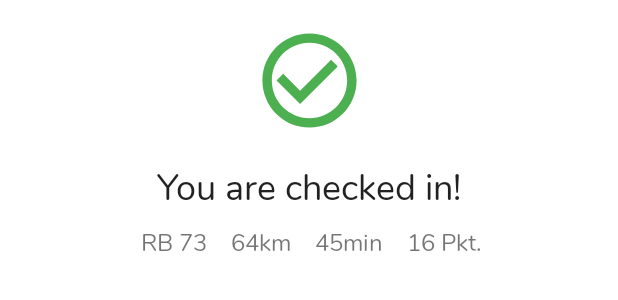
After one commit to Traewelldroid/traewelldroid, an Android app: the layout bottom_sheet_checkin_successful.xml on its own in the app's theme, with its tools: preview values and no code run, on a phone screen of 412 x 824 dp. The commit adds this screen. Shown: the top 300 px of the screen. Run offline under Robolectric (Android 15) with nearby library versions, the phone set to English and light mode, and no system bars; network calls fail.

Commit message:
implemented bottom sheet modal for successful check-in

```diff
--- a/app/src/main/java/de/hbch/traewelling/ui/checkIn/CheckInFragment.kt
+++ b/app/src/main/java/de/hbch/traewelling/ui/checkIn/CheckInFragment.kt
@@ -18,6 +18,8 @@ import de.hbch.traewelling.R
 import de.hbch.traewelling.databinding.FragmentCheckInBinding
 import de.hbch.traewelling.shared.CheckInViewModel
 import de.hbch.traewelling.shared.LoggedInUserViewModel
+import de.hbch.traewelling.ui.include.checkInSuccessful.CheckInSuccessfulBottomSheet
+import kotlinx.coroutines.*
 
 
 class CheckInFragment : Fragment() {
@@ -67,8 +69,16 @@ class CheckInFragment : Fragment() {
 
         checkInViewModel.checkInResponse.observe(viewLifecycleOwner) { response ->
             if (response != null) {
-                Toast.makeText(requireContext(), "Check-In successful!", Toast.LENGTH_SHORT).show()
-                findNavController().navigate(CheckInFragmentDirections.actionCheckInFragmentToDashboardFragment())
+                // Toast.makeText(requireContext(), "Check-In successful!", Toast.LENGTH_SHORT).show()
+                // findNavController().navigate(CheckInFragmentDirections.actionCheckInFragmentToDashboardFragment())
+
+                val checkInSuccessfulBottomSheet = CheckInSuccessfulBottomSheet(response)
+                checkInSuccessfulBottomSheet.show(parentFragmentManager, CheckInSuccessfulBottomSheet.TAG)
+                GlobalScope.launch(Dispatchers.Main) {
+                    delay(3000)
+                    findNavController().navigate(CheckInFragmentDirections.actionCheckInFragmentToDashboardFragment())
+                    checkInSuccessfulBottomSheet.dismiss()
+                }
             }
         }
         return binding.root
--- /dev/null
+++ b/app/src/main/java/de/hbch/traewelling/ui/include/checkInSuccessful/CheckInSuccessfulBottomSheet.kt
@@ -0,0 +1,25 @@
+package de.hbch.traewelling.ui.include.checkInSuccessful
+
+import android.os.Bundle
+import android.view.LayoutInflater
+import android.view.View
+import android.view.ViewGroup
+import com.google.android.material.bottomsheet.BottomSheetDialogFragment
+import de.hbch.traewelling.api.models.status.CheckInResponse
+import de.hbch.traewelling.databinding.BottomSheetCheckinSuccessfulBinding
+
+class CheckInSuccessfulBottomSheet(val checkInResponse: CheckInResponse) : BottomSheetDialogFragment() {
+    companion object {
+        const val TAG = "CheckInSuccessfulBottomSheet"
+    }
+
+    override fun onCreateView(
+        inflater: LayoutInflater,
+        container: ViewGroup?,
+        savedInstanceState: Bundle?
+    ): View? {
+        val binding = BottomSheetCheckinSuccessfulBinding.inflate(inflater, container, false)
+        binding.checkIn = checkInResponse
+        return binding.root
+    }
+}
--- /dev/null
+++ b/app/src/main/res/layout/bottom_sheet_checkin_successful.xml
@@ -0,0 +1,92 @@
+<?xml version="1.0" encoding="utf-8"?>
+<layout xmlns:android="http://schemas.android.com/apk/res/android"
+    xmlns:app="http://schemas.android.com/apk/res-auto"
+    xmlns:tools="http://schemas.android.com/tools">
+
+    <data>
+        <variable
+            name="checkIn"
+            type="de.hbch.traewelling.api.models.status.CheckInResponse" />
+    </data>
+
+    <androidx.constraintlayout.widget.ConstraintLayout
+        android:layout_width="match_parent"
+        android:layout_height="wrap_content"
+        android:padding="16dp">
+
+        <ImageView
+            android:layout_width="75dp"
+            android:layout_height="75dp"
+            android:id="@+id/icon_check_in_successful"
+            android:src="@drawable/ic_check_in"
+            app:tint="#4CAF50"
+            app:layout_constraintStart_toStartOf="parent"
+            app:layout_constraintEnd_toEndOf="parent"
+            app:layout_constraintTop_toTopOf="parent" />
+
+        <TextView
+            android:layout_width="wrap_content"
+            android:layout_height="wrap_content"
+            android:id="@+id/text_check_in_successful"
+            style="@style/TextAppearance.AppCompat.Headline"
+            android:text="@string/check_in_successful"
+            app:layout_constraintTop_toBottomOf="@id/icon_check_in_successful"
+            app:layout_constraintStart_toStartOf="parent"
+            app:layout_constraintEnd_toEndOf="parent"
+            android:layout_marginTop="16dp" />
+
+        <LinearLayout
+            android:layout_width="0dp"
+            android:layout_height="wrap_content"
+            app:layout_constraintStart_toStartOf="parent"
+            app:layout_constraintEnd_toEndOf="parent"
+            app:layout_constraintTop_toBottomOf="@id/text_check_in_successful"
+            android:gravity="center"
+            android:layout_marginTop="8dp">
+
+            <TextView
+                android:layout_width="wrap_content"
+                android:layout_height="wrap_content"
+                android:id="@+id/train_line"
+                android:layout_marginStart="4dp"
+                app:layout_constraintStart_toEndOf="@id/icon_product"
+                app:layout_constraintTop_toTopOf="@id/icon_product"
+                app:layout_constraintBottom_toBottomOf="@id/icon_product"
+                android:textSize="16sp"
+                tools:text="RB 73"
+                android:text="@{checkIn.status.journey.line}" />
+
+            <TextView
+                android:layout_width="wrap_content"
+                android:layout_height="wrap_content"
+                android:id="@+id/distance"
+                app:layout_constraintStart_toEndOf="@id/train_line"
+                app:layout_constraintTop_toTopOf="@id/train_line"
+                android:layout_marginStart="16dp"
+                android:textSize="16sp"
+                tools:text="64km"
+                android:text="@{@string/display_kilometres(checkIn.status.journey.distance / 1000)}" />
+
+            <TextView
+                android:layout_width="wrap_content"
+                android:layout_height="wrap_content"
+                android:id="@+id/travel_time"
+                android:layout_marginStart="16dp"
+                android:textSize="16sp"
+                tools:text="45min"
+                duration="@{checkIn.status.journey.duration}"/>
+
+            <TextView
+                android:layout_width="wrap_content"
+                android:layout_height="wrap_content"
+                android:id="@+id/points"
+                android:layout_marginStart="16dp"
+                android:textSize="16sp"
+                tools:text="16 Pkt."
+                android:text="@{@string/display_points(checkIn.status.journey.points)}"/>
+        </LinearLayout>
+
+
+
+    </androidx.constraintlayout.widget.ConstraintLayout>
+</layout>
--- a/app/src/main/res/values/strings.xml
+++ b/app/src/main/res/values/strings.xml
@@ -28,4 +28,5 @@
     <string name="error_credentials">Please check your credentials</string>
     <string name="error_logout">Logout was not successful!</string>
     <string name="email">Email address</string>
+    <string name="check_in_successful">You are checked in!</string>
 </resources>
```
Also changed, not shown: 1 other file.
